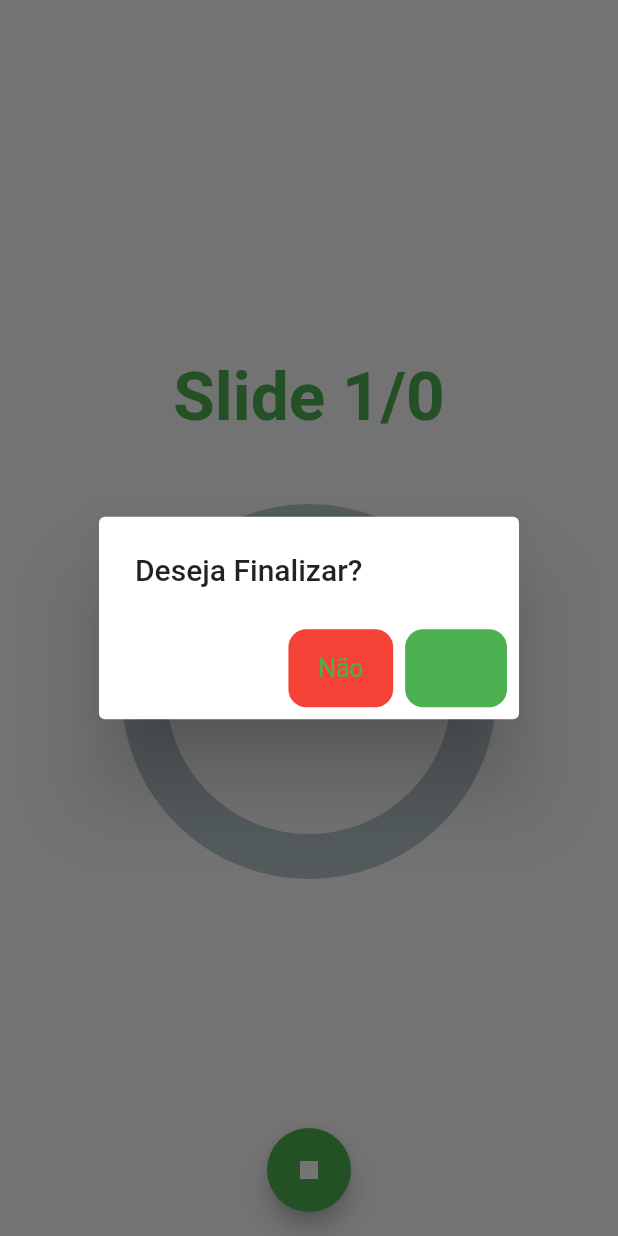
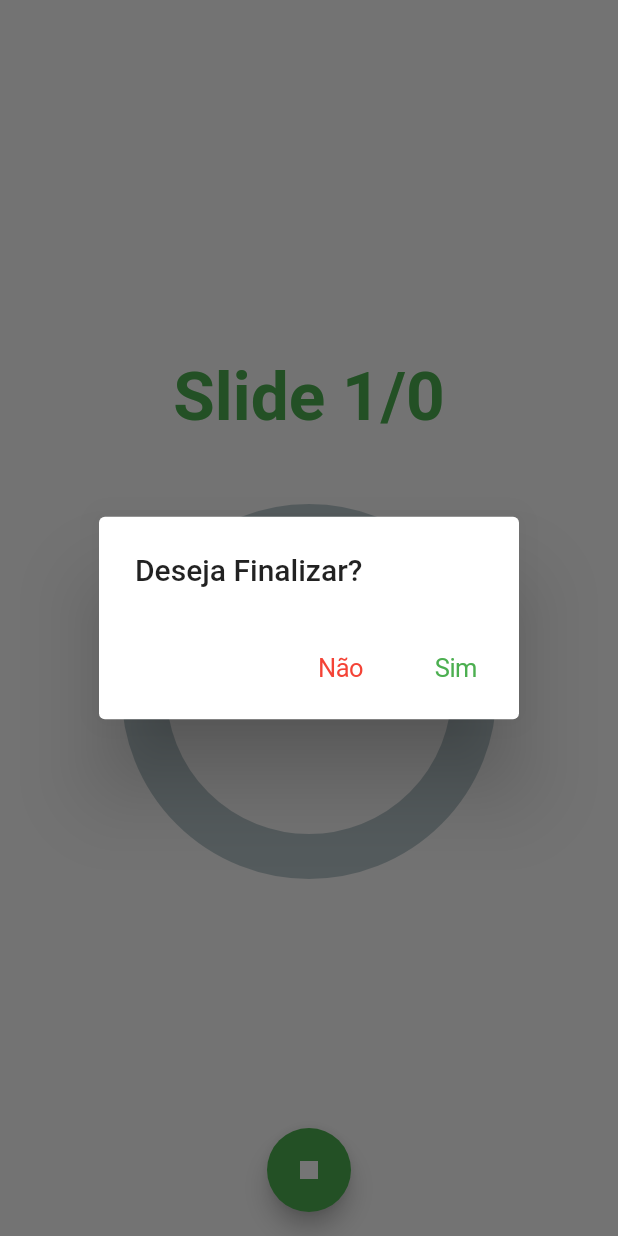
Before and after one commit to cristianpaulo4/App_Time_Slide, a Flutter app: the TelaTimePage screen opened by its route, after a tap on the "stop" icon, on a phone screen of 412 x 824 dp. Run offline on Flutter 3.47's test engine with Material 2 defaults, Android fonts, the phone set to English and light mode, and no system bars; drawn by our look-alikes of percent_indicator; our stand-ins replace flutter_modular, mobx; generated files the repository leaves out were written again; statements that could not run were skipped.

Commit message:
atualização

```diff
--- a/time_slide/lib/app/app_module.dart
+++ b/time_slide/lib/app/app_module.dart
@@ -1,6 +1,7 @@
 import 'package:time_slide/app/modules/finalizar/finalizar_controller.dart';
 import 'package:time_slide/app/modules/finalizar/finalizar_page.dart';
 import 'package:time_slide/app/modules/telaTime/tela_time_controller.dart';
+import 'package:time_slide/app/modules/telaTime/tela_time_module.dart';
 import 'package:time_slide/app/modules/telaTime/tela_time_page.dart';
 import 'package:time_slide/app/modules/timePreparacao/time_preparacao_controller.dart';
 import 'package:time_slide/app/modules/timePreparacao/time_preparacao_page.dart';
@@ -25,8 +26,8 @@ class AppModule extends MainModule {
         ModularRouter(Modular.initialRoute, module: HomeModule()),
         ModularRouter(
           '/telaTime',
-          child: (_, args) => TelaTimePage(),
           transition: TransitionType.downToUp,
+          module: TelaTimeModule(),
         ),
         ModularRouter(
           '/prepare',
--- a/time_slide/lib/app/modules/home/home_page.dart
+++ b/time_slide/lib/app/modules/home/home_page.dart
@@ -71,6 +71,8 @@ class _HomePageState extends ModularState<HomePage, HomeController> {
                       ),
                       onPressed: () async {
                         tempo = await showTimePicker(
+                          initialEntryMode: TimePickerEntryMode.input,
+                          useRootNavigator: true,
                           context: context,
                           initialTime: TimeOfDay(hour: 0, minute: 0),
                         );
--- a/time_slide/lib/app/modules/telaTime/tela_time_page.dart
+++ b/time_slide/lib/app/modules/telaTime/tela_time_page.dart
@@ -101,15 +101,21 @@ class _TelaTimePageState
               title: Text('Deseja Finalizar?'),
               actions: [
                 CupertinoButton(
-                  color: Colors.red,
-                  child: Text('Não'),
+                  child: Text(
+                    'Não',
+                    style: TextStyle(
+                      color: Colors.red,
+
+                    ),
+                  ),
                   onPressed: () {
                     Navigator.pop(context);
                   },
                 ),
                 CupertinoButton(
-                  color: Colors.green,
-                  child: Text('Sim'),
+                  child: Text(
+                    'Sim',
+                  ),
                   onPressed: () {
                     listarSlide.clear();
                     Modular.to.pushReplacementNamed('/');
@@ -140,7 +146,7 @@ class _TelaTimePageState
       }
     }
 
-    if (Duration(seconds: totalSegundos).inSeconds <= 10) {
+    if (Duration(seconds: totalSegundos).inSeconds <= 11) {
       value_color = false;
     } else {
       value_color = true;
```
